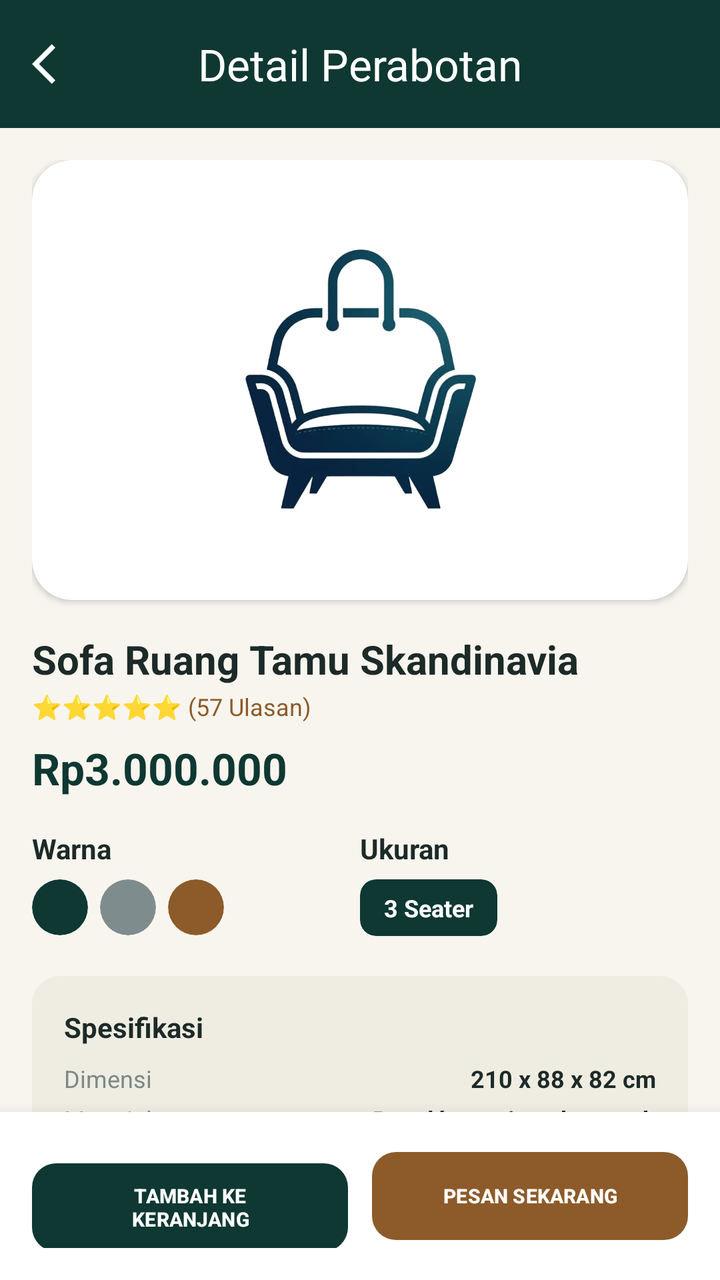
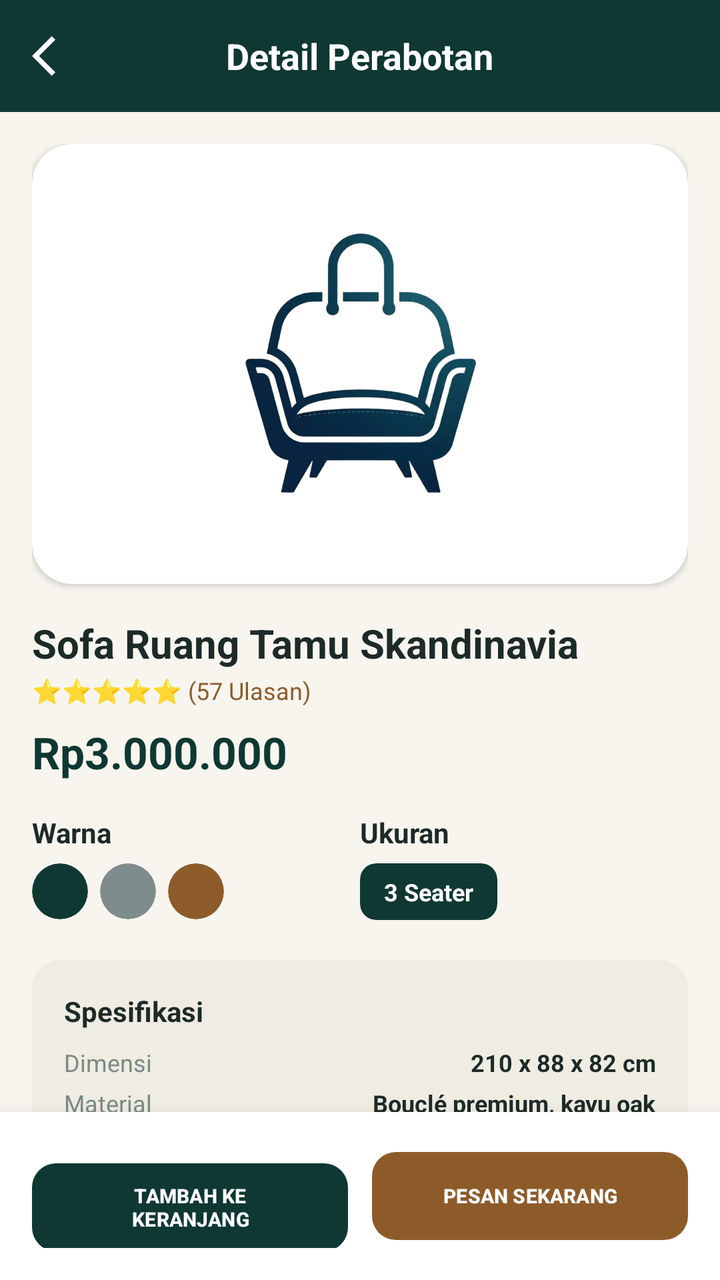

Compare the two renders of this Android layout. The source of the first and the diff that turns it into the second are given below.
<!-- AndroidManifest.xml: application theme Theme.RNG_SIPP -->
<!-- res/layout/activity_detail.xml -->
<?xml version="1.0" encoding="utf-8"?>
<RelativeLayout xmlns:android="http://schemas.android.com/apk/res/android"
    xmlns:app="http://schemas.android.com/apk/res-auto"
    xmlns:tools="http://schemas.android.com/tools"
    android:layout_width="match_parent"
    android:layout_height="match_parent"
    android:background="@color/bg_cream"
    tools:context=".DetailActivity"
    tools:ignore="HardcodedText,UnusedResources,ContentDescription">

    
    <com.google.android.material.appbar.MaterialToolbar
        android:id="@+id/toolbarDetail"
        android:layout_width="match_parent"
        android:layout_height="?attr/actionBarSize"
        android:background="@color/green_primary"
        app:navigationIcon="@drawable/ic_arrow_back"
        app:navigationIconTint="@color/white"
        app:title="Detail Perabotan"
        app:titleCentered="true"
        app:titleTextColor="@color/white" />

    <ScrollView
        android:layout_width="match_parent"
        android:layout_height="match_parent"
        android:layout_above="@id/layoutBottomActions"
        android:layout_below="@id/toolbarDetail"
        android:clipToPadding="false"
        android:overScrollMode="never"
        android:scrollbars="none">

        <LinearLayout
            android:layout_width="match_parent"
            android:layout_height="wrap_content"
            android:orientation="vertical"
            android:padding="16dp">

            
            <com.google.android.material.card.MaterialCardView
                android:layout_width="match_parent"
                android:layout_height="220dp"
                app:cardBackgroundColor="@color/white"
                app:cardCornerRadius="20dp"
                app:cardElevation="2dp"
                app:strokeWidth="0dp">

                <ImageView
                    android:id="@+id/imgDetailProduct"
                    android:layout_width="140dp"
                    android:layout_height="140dp"
                    android:layout_gravity="center"
                    android:src="@drawable/logo_sipp" />
            </com.google.android.material.card.MaterialCardView>

            <TextView
                android:id="@+id/tvDetailTitle"
                android:layout_width="wrap_content"
                android:layout_height="wrap_content"
                android:layout_marginTop="16dp"
                android:text="Sofa Ruang Tamu Skandinavia"
                android:textColor="@color/text_primary"
                android:textSize="20sp"
                android:textStyle="bold" />

            <TextView
                android:layout_width="wrap_content"
                android:layout_height="wrap_content"
                android:layout_marginTop="2dp"
                android:text="⭐⭐⭐⭐⭐ (57 Ulasan)"
                android:textColor="@color/accent_wood"
                android:textSize="12sp" />

            <TextView
                android:id="@+id/tvDetailPrice"
                android:layout_width="wrap_content"
                android:layout_height="wrap_content"
                android:layout_marginTop="8dp"
                android:text="Rp3.000.000"
                android:textColor="@color/green_primary"
                android:textSize="22sp"
                android:textStyle="bold" />

            
            <LinearLayout
                android:layout_width="match_parent"
                android:layout_height="wrap_content"
                android:layout_marginTop="16dp"
                android:orientation="horizontal">

                <LinearLayout
                    android:layout_width="0dp"
                    android:layout_height="wrap_content"
                    android:layout_weight="1"
                    android:orientation="vertical">

                    <TextView
                        android:layout_width="wrap_content"
                        android:layout_height="wrap_content"
                        android:text="Warna"
                        android:textColor="@color/text_primary"
                        android:textStyle="bold" />

                    <LinearLayout
                        android:layout_width="wrap_content"
                        android:layout_height="wrap_content"
                        android:layout_marginTop="6dp"
                        android:orientation="horizontal">

                        <com.google.android.material.card.MaterialCardView
                            android:layout_width="28dp"
                            android:layout_height="28dp"
                            android:layout_marginEnd="6dp"
                            app:cardBackgroundColor="@color/green_primary"
                            app:cardCornerRadius="14dp"
                            app:strokeWidth="0dp" />

                        <com.google.android.material.card.MaterialCardView
                            android:layout_width="28dp"
                            android:layout_height="28dp"
                            android:layout_marginEnd="6dp"
                            app:cardBackgroundColor="#7F8C8D"
                            app:cardCornerRadius="14dp"
                            app:strokeWidth="0dp" />

                        <com.google.android.material.card.MaterialCardView
                            android:layout_width="28dp"
                            android:layout_height="28dp"
                            app:cardBackgroundColor="@color/accent_wood"
                            app:cardCornerRadius="14dp"
                            app:strokeWidth="0dp" />
                    </LinearLayout>
                </LinearLayout>

                <LinearLayout
                    android:layout_width="0dp"
                    android:layout_height="wrap_content"
                    android:layout_weight="1"
                    android:orientation="vertical">

                    <TextView
                        android:layout_width="wrap_content"
                        android:layout_height="wrap_content"
                        android:text="Ukuran"
                        android:textColor="@color/text_primary"
                        android:textStyle="bold" />

                    <com.google.android.material.card.MaterialCardView
                        android:layout_width="wrap_content"
                        android:layout_height="wrap_content"
                        android:layout_marginTop="6dp"
                        app:cardBackgroundColor="@color/green_primary"
                        app:cardCornerRadius="8dp"
                        app:strokeWidth="0dp">

                        <TextView
                            android:layout_width="wrap_content"
                            android:layout_height="wrap_content"
                            android:paddingHorizontal="12dp"
                            android:paddingVertical="6dp"
                            android:text="3 Seater"
                            android:textColor="@color/white"
                            android:textSize="12sp"
                            android:textStyle="bold" />
                    </com.google.android.material.card.MaterialCardView>
                </LinearLayout>
            </LinearLayout>

            
            <com.google.android.material.card.MaterialCardView
                android:layout_width="match_parent"
                android:layout_height="wrap_content"
                android:layout_marginTop="20dp"
                app:cardBackgroundColor="#EFECE1"
                app:cardCornerRadius="14dp"
                app:strokeWidth="0dp">

                <LinearLayout
                    android:layout_width="match_parent"
                    android:layout_height="wrap_content"
                    android:orientation="vertical"
                    android:padding="16dp">

                    <TextView
                        android:layout_width="wrap_content"
                        android:layout_height="wrap_content"
                        android:text="Spesifikasi"
                        android:textColor="@color/text_primary"
                        android:textStyle="bold" />

                    <RelativeLayout
                        android:layout_width="match_parent"
                        android:layout_height="wrap_content"
                        android:layout_marginTop="8dp">

                        <TextView
                            android:layout_width="wrap_content"
                            android:layout_height="wrap_content"
                            android:text="Dimensi"
                            android:textColor="@color/text_secondary"
                            android:textSize="12sp" />

                        <TextView
                            android:id="@+id/tvDetailDimensions"
                            android:layout_width="wrap_content"
                            android:layout_height="wrap_content"
                            android:layout_alignParentEnd="true"
                            android:text="210 x 88 x 82 cm"
                            android:textColor="@color/text_primary"
                            android:textSize="12sp"
                            android:textStyle="bold" />
                    </RelativeLayout>

                    <RelativeLayout
                        android:layout_width="match_parent"
                        android:layout_height="wrap_content"
                        android:layout_marginTop="4dp">

                        <TextView
                            android:layout_width="wrap_content"
                            android:layout_height="wrap_content"
                            android:text="Material"
                            android:textColor="@color/text_secondary"
                            android:textSize="12sp" />

                        <TextView
                            android:id="@+id/tvDetailMaterial"
                            android:layout_width="wrap_content"
                            android:layout_height="wrap_content"
                            android:layout_alignParentEnd="true"
                            android:text="Bouclé premium, kayu oak"
                            android:textColor="@color/text_primary"
                            android:textSize="12sp"
                            android:textStyle="bold" />
                    </RelativeLayout>
                </LinearLayout>
            </com.google.android.material.card.MaterialCardView>

        </LinearLayout>
    </ScrollView>

    
    <LinearLayout
        android:id="@+id/layoutBottomActions"
        android:layout_width="match_parent"
        android:layout_height="wrap_content"
        android:layout_alignParentBottom="true"
        android:background="@color/white"
        android:elevation="12dp"
        android:orientation="horizontal"
        android:padding="16dp">

        <com.google.android.material.button.MaterialButton
            android:id="@+id/btnAddToCart"
            android:layout_width="0dp"
            android:layout_height="52dp"
            android:layout_marginEnd="6dp"
            android:layout_weight="1"
            android:text="TAMBAH KE KERANJANG"
            android:textColor="@color/white"
            android:textSize="10sp"
            android:textStyle="bold"
            app:backgroundTint="@color/green_primary"
            app:cornerRadius="12dp" />

        <com.google.android.material.button.MaterialButton
            android:id="@+id/btnOrderNow"
            android:layout_width="0dp"
            android:layout_height="52dp"
            android:layout_marginStart="6dp"
            android:layout_weight="1"
            android:text="PESAN SEKARANG"
            android:textColor="@color/white"
            android:textSize="10sp"
            android:textStyle="bold"
            app:backgroundTint="@color/accent_wood"
            app:cornerRadius="12dp" />
    </LinearLayout>

</RelativeLayout>
<!-- resources referenced by this layout -->
<resources>
  <color name="accent_wood">#8D5B2A</color>
  <color name="bg_cream">#F7F5EE</color>
  <color name="green_primary">#0F3832</color>
  <color name="text_primary">#1C2A28</color>
  <color name="text_secondary">#7A8A87</color>
  <color name="white">#FFFFFF</color>
  <!-- drawable ic_arrow_back (drawable) -->
  <vector xmlns:android="http://schemas.android.com/apk/res/android" android:autoMirrored="true" android:height="24dp" android:tint="#000000" android:viewportHeight="24" android:viewportWidth="24" android:width="24dp">
        
      <path android:fillColor="@android:color/white" android:pathData="M11.67,3.87L9.9,2.1 0,12l9.9,9.9 1.77,-1.77L3.54,12z"/>
      
  </vector>
  <!-- drawable logo_sipp: png bitmap (drawable, 49470 bytes) -->
  <style name="Theme.RNG_SIPP" parent="Theme.Material3.DayNight.NoActionBar">
          <item name="colorPrimary">@color/green_primary</item>
          <item name="android:statusBarColor">@color/green_primary</item>
      </style>
</resources>

<!-- the commit's change to res/layout/activity_detail.xml (unified diff, before → after) -->
@@ -5,26 +5,46 @@
     android:layout_width="match_parent"
     android:layout_height="match_parent"
     android:background="@color/bg_cream"
-    tools:context=".DetailActivity"
+    tools:context=".Shop.ProductDetail.DetailActivity"
     tools:ignore="HardcodedText,UnusedResources,ContentDescription">
 
     
-    <com.google.android.material.appbar.MaterialToolbar
-        android:id="@+id/toolbarDetail"
+    <RelativeLayout
+        android:id="@+id/headerDetail"
         android:layout_width="match_parent"
-        android:layout_height="?attr/actionBarSize"
+        android:layout_height="56dp"
         android:background="@color/green_primary"
-        app:navigationIcon="@drawable/ic_arrow_back"
-        app:navigationIconTint="@color/white"
-        app:title="Detail Perabotan"
-        app:titleCentered="true"
-        app:titleTextColor="@color/white" />
+        android:paddingHorizontal="8dp">
+
+        <ImageView
+            android:id="@+id/btnBack"
+            android:layout_width="40dp"
+            android:layout_height="40dp"
+            android:layout_alignParentStart="true"
+            android:layout_centerVertical="true"
+            android:background="?attr/selectableItemBackgroundBorderless"
+            android:clickable="true"
+            android:focusable="true"
+            android:padding="8dp"
+            android:src="@drawable/ic_arrow_back"
+            app:tint="@color/white" />
+
+        <TextView
+            android:id="@+id/tvToolbarTitle"
+            android:layout_width="wrap_content"
+            android:layout_height="wrap_content"
+            android:layout_centerInParent="true"
+            android:text="Detail Perabotan"
+            android:textColor="@color/white"
+            android:textSize="18sp"
+            android:textStyle="bold" />
+    </RelativeLayout>
 
     <ScrollView
         android:layout_width="match_parent"
         android:layout_height="match_parent"
         android:layout_above="@id/layoutBottomActions"
-        android:layout_below="@id/toolbarDetail"
+        android:layout_below="@id/headerDetail"
         android:clipToPadding="false"
         android:overScrollMode="never"
         android:scrollbars="none">
